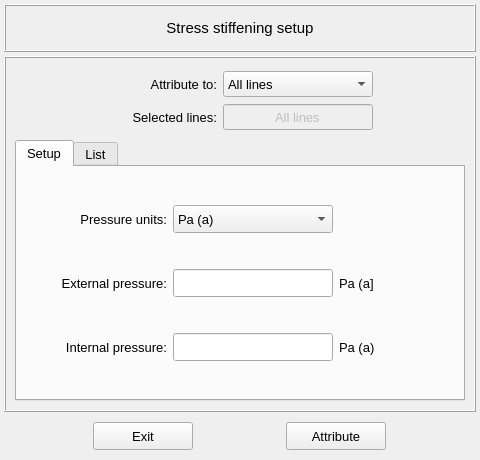
This is pulse/interface/data/ui_files/model/setup/structural/stress_stiffening_input.ui in open-pulse/OpenPulse as Qt 5 draws it before an edit. The edited form follows.
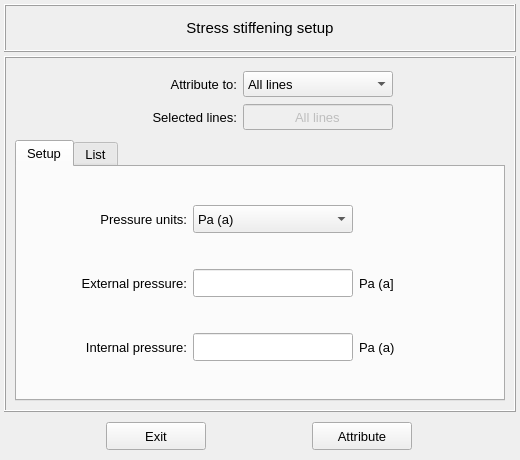
This is the edited form.

Commit message: Enable the stress stiffening in the valves

```diff
--- a/pulse/interface/data/ui_files/model/setup/structural/stress_stiffening_input.ui
+++ b/pulse/interface/data/ui_files/model/setup/structural/stress_stiffening_input.ui
@@ -6,19 +6,19 @@
    <rect>
     <x>0</x>
     <y>0</y>
-    <width>480</width>
+    <width>520</width>
     <height>460</height>
    </rect>
   </property>
   <property name="minimumSize">
    <size>
-    <width>480</width>
+    <width>520</width>
     <height>460</height>
    </size>
   </property>
   <property name="maximumSize">
    <size>
-    <width>480</width>
+    <width>520</width>
     <height>460</height>
    </size>
   </property>
```
The commit also changes 2 other files.
